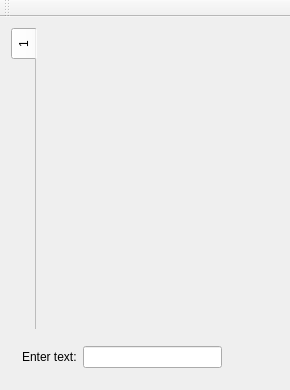
Old version of the form mainwindow.ui in the repository proton/zNotes.
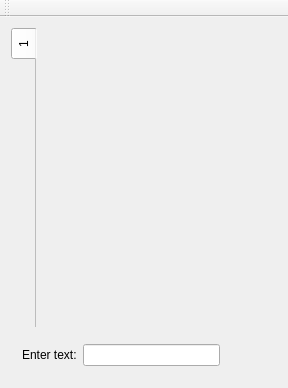
New version of the form. Icons and pictures are not drawn.

What changed in the file:
```diff
--- a/mainwindow.ui
+++ b/mainwindow.ui
@@ -6,8 +6,8 @@
    <rect>
     <x>0</x>
     <y>0</y>
-    <width>290</width>
-    <height>390</height>
+    <width>288</width>
+    <height>388</height>
    </rect>
   </property>
   <property name="windowTitle">
```
Left out of the diff: 2 changed lines with no effect on the pictures.
